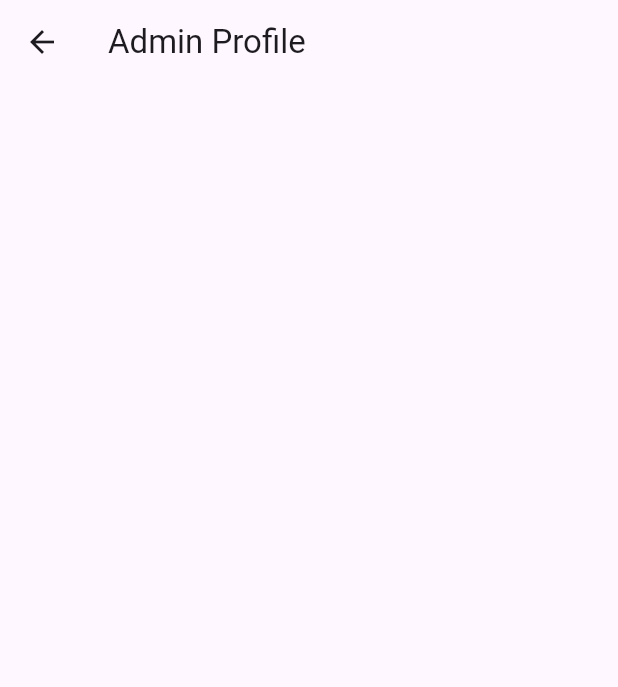
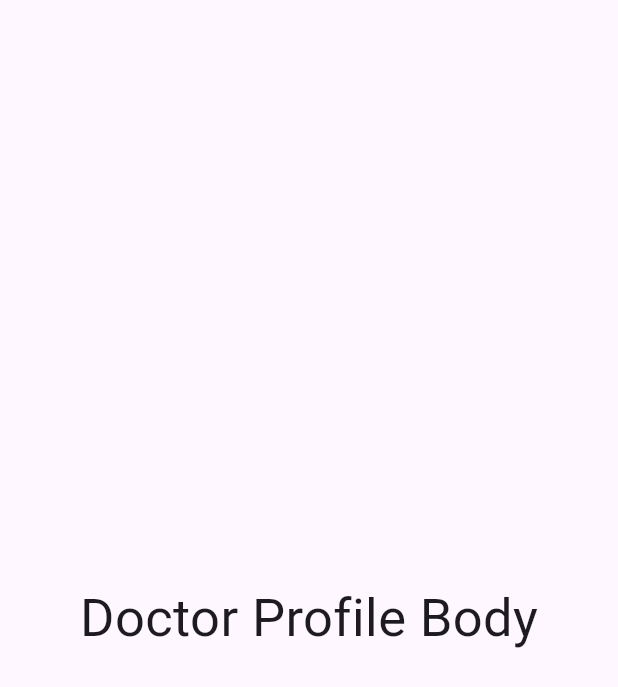
Before and after one commit to AhmetEminSaglik/BloodCheck-Mobil-App, a Flutter app: the DoctorProfile screen opened directly, on a phone screen of 412 x 824 dp. Shown: the top 687 px of the screen. Run offline on Flutter 3.47's test engine with Material 2 defaults, Android fonts, the phone set to English and light mode, and no system bars; our stand-ins replace fl_chart, flutter_bloc, font_awesome_flutter, shared_preferences; missing offline and left inert: dart:ffi; accounts and stored records are empty.

Commit message:
Admin,Doctor and Patient drawer is connected to body with block cubit design

```diff
--- /dev/null
+++ b/Flutter-Harpia-Health-Analysis/lib/Pages/afterlogin/homepage/drawer/DrawerCubit.dart
@@ -0,0 +1,14 @@
+import 'package:flutter/material.dart';
+import 'package:flutter_bloc/flutter_bloc.dart';
+import 'package:flutter_harpia_health_analysis/Pages/afterlogin/homepage/users/HomePage.dart';
+
+class DrawerCubit extends Cubit<Widget> {
+  Widget _body = const Text("Empty Text Widget");
+
+  DrawerCubit() : super(HomePage().getUserPage());
+
+  void updateBody(Widget newBody) {
+    _body = newBody;
+    emit(_body);
+  }
+}
--- a/Flutter-Harpia-Health-Analysis/lib/Pages/afterlogin/homepage/users/HomePageDoctor.dart
+++ b/Flutter-Harpia-Health-Analysis/lib/Pages/afterlogin/homepage/users/HomePageDoctor.dart
@@ -17,7 +17,8 @@ class _HomePageDoctorState extends State<HomePageDoctor> {
   @override
   Widget build(BuildContext context) {
     return PatientListFutureBuilder(
-    patientList: getPatientList(), appBarTitle:  "My Patient List (D)",
+      patientList: getPatientList(),
+      appBarTitle: "My Patient List (D)",
     );
   }
 }
--- a/Flutter-Harpia-Health-Analysis/lib/Pages/afterlogin/profile/AdminProfile.dart
+++ b/Flutter-Harpia-Health-Analysis/lib/Pages/afterlogin/profile/AdminProfile.dart
@@ -5,10 +5,11 @@ class AdminProfile extends StatelessWidget {
 
   @override
   Widget build(BuildContext context) {
-    return Scaffold(
-      appBar: AppBar(
-        title: const Text("Admin Profile"),
-      ),
-    );
+    return const Scaffold(
+        body: Center(
+            child: Text(
+      " Profile Body",
+      style: TextStyle(fontSize: 35),
+    )));
   }
 }
--- a/Flutter-Harpia-Health-Analysis/lib/Pages/afterlogin/profile/DoctorProfile.dart
+++ b/Flutter-Harpia-Health-Analysis/lib/Pages/afterlogin/profile/DoctorProfile.dart
@@ -5,10 +5,12 @@ class DoctorProfile extends StatelessWidget {
 
   @override
   Widget build(BuildContext context) {
-    return Scaffold(
-      appBar: AppBar(
-        title: const Text("Admin Profile"),
-      ),
+    return const Scaffold(
+      body: Center(
+          child: Text(
+        "Doctor Profile Body",
+        style: TextStyle(fontSize: 35),
+      )),
     );
   }
 }
--- a/Flutter-Harpia-Health-Analysis/lib/Pages/afterlogin/profile/PatientProfile.dart
+++ b/Flutter-Harpia-Health-Analysis/lib/Pages/afterlogin/profile/PatientProfile.dart
@@ -5,10 +5,8 @@ class PatientProfile extends StatelessWidget {
 
   @override
   Widget build(BuildContext context) {
-    return Scaffold(
-      appBar: AppBar(
-        title: const Text("Admin Profile"),
-      ),
+    return const Scaffold(
+      body: Center(child: Text("Patient Profile Body",style: TextStyle(fontSize: 35),)),
     );
   }
 }
--- a/Flutter-Harpia-Health-Analysis/pubspec.yaml
+++ b/Flutter-Harpia-Health-Analysis/pubspec.yaml
@@ -34,6 +34,7 @@ dependencies:
   http: ^1.1.0
   fl_chart: ^0.63.0
   font_awesome_flutter: ^10.5.0
+  flutter_bloc: ^8.1.3
   #  flutter_localizations:
   #    sdk: flutter
 
```
Also changed, not shown: Flutter-Harpia-Health-Analysis/lib/Pages/afterlogin/homepage/drawer/AdminDrawer.dart (+4 -23 lines), Flutter-Harpia-Health-Analysis/lib/Pages/afterlogin/homepage/drawer/DoctorDrawer.dart (+11 -9 lines), Flutter-Harpia-Health-Analysis/lib/Pages/afterlogin/homepage/drawer/PatientDrawer.dart (+15 -10 lines), Flutter-Harpia-Health-Analysis/lib/Pages/afterlogin/homepage/users/HomePage.dart (+32 -5 lines), Flutter-Harpia-Health-Analysis/lib/Pages/main/harpia-health-analysis-main.dart (+8 -1 lines), Flutter-Harpia-Health-Analysis/pubspec.lock.
